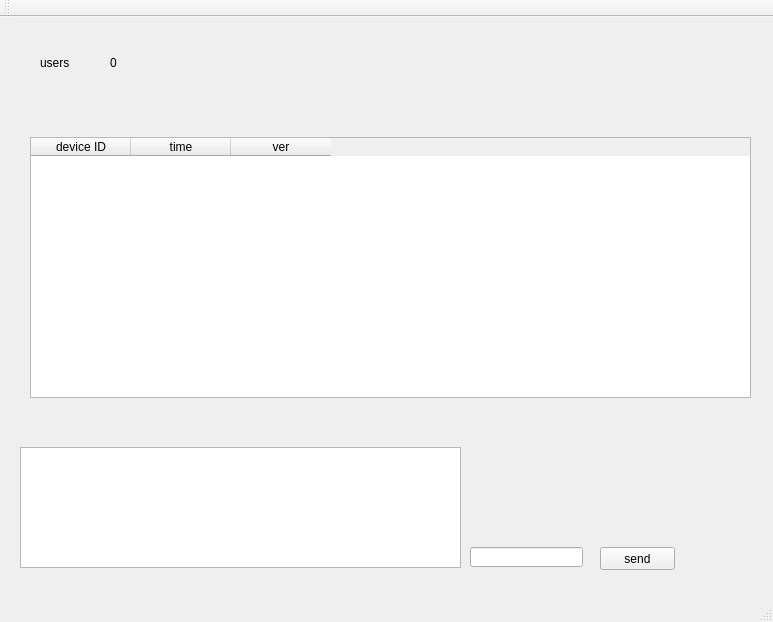
Qt form mainwindow.ui (junchao98/linux_spy) before a commit.
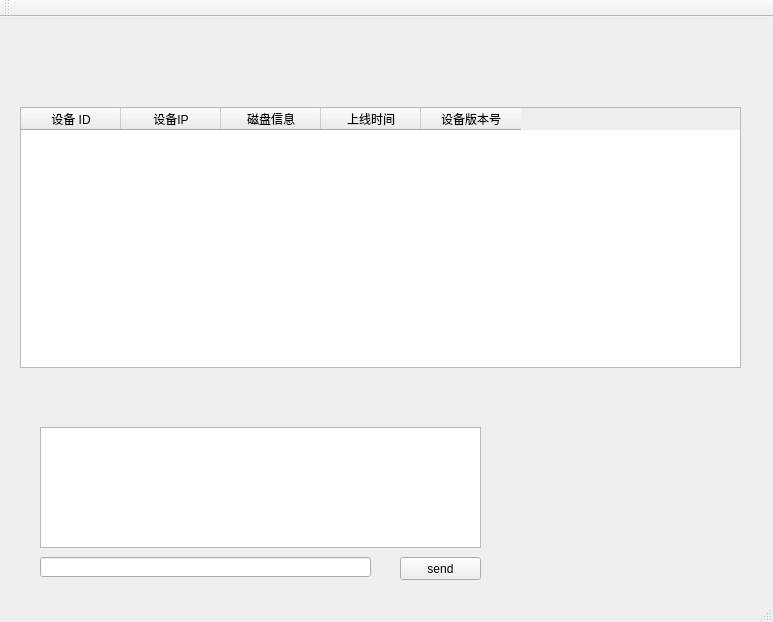
The same form after that commit.

Commit message: 界面汉化

Diff of the .ui file:
```diff
--- a/mainwindow.ui
+++ b/mainwindow.ui
@@ -17,9 +17,9 @@
    <widget class="QPushButton" name="pushButton">
     <property name="geometry">
      <rect>
-      <x>600</x>
-      <y>530</y>
-      <width>75</width>
+      <x>400</x>
+      <y>540</y>
+      <width>81</width>
       <height>23</height>
      </rect>
     </property>
@@ -30,9 +30,9 @@
    <widget class="QLineEdit" name="lineEdit">
     <property name="geometry">
      <rect>
-      <x>470</x>
-      <y>530</y>
-      <width>113</width>
+      <x>40</x>
+      <y>540</y>
+      <width>331</width>
       <height>20</height>
      </rect>
     </property>
@@ -40,63 +40,73 @@
    <widget class="QTextBrowser" name="textBrowser">
     <property name="geometry">
      <rect>
-      <x>20</x>
-      <y>430</y>
+      <x>40</x>
+      <y>410</y>
       <width>441</width>
       <height>121</height>
      </rect>
     </property>
    </widget>
-   <widget class="QLabel" name="label_2">
-    <property name="geometry">
-     <rect>
-      <x>40</x>
-      <y>40</y>
-      <width>54</width>
-      <height>12</height>
-     </rect>
-    </property>
-    <property name="text">
-     <string>users</string>
-    </property>
-   </widget>
-   <widget class="QLabel" name="label_user_num">
-    <property name="geometry">
-     <rect>
-      <x>110</x>
-      <y>40</y>
-      <width>54</width>
-      <height>12</height>
-     </rect>
-    </property>
-    <property name="text">
-     <string>0</string>
-    </property>
-   </widget>
    <widget class="QTableWidget" name="tableWidget">
     <property name="geometry">
      <rect>
-      <x>30</x>
-      <y>120</y>
+      <x>20</x>
+      <y>90</y>
       <width>721</width>
       <height>261</height>
      </rect>
     </property>
     <column>
      <property name="text">
-      <string>device ID</string>
+      <string>设备 ID</string>
      </property>
     </column>
     <column>
      <property name="text">
-      <string>time</string>
+      <string>设备IP</string>
      </property>
     </column>
     <column>
      <property name="text">
-      <string>ver</string>
+      <string>磁盘信息</string>
      </property>
     </column>
+    <column>
+     <property name="text">
+      <string>上线时间</string>
+     </property>
+    </column>
+    <column>
+     <property name="text">
+      <string>设备版本号</string>
+     </property>
+    </column>
+   </widget>
+   <widget class="QWidget" name="">
+    <property name="geometry">
+     <rect>
+      <x>40</x>
+      <y>40</y>
+      <width>101</width>
+      <height>16</height>
+     </rect>
+    </property>
+    <layout class="QHBoxLayout" name="horizontalLayout">
+     <item>
+      <widget class="QLabel" name="label_2">
+       <property name="text">
+        <string>在线设备数</string>
+       </property>
+      </widget>
+     </item>
+     <item>
+      <widget class="QLabel" name="label_user_num">
+       <property name="text">
+        <string>0</string>
+       </property>
+      </widget>
+     </item>
+    </layout>
    </widget>
   </widget>
   <widget class="QMenuBar" name="menuBar">
```
The commit also changes 1 other file.
